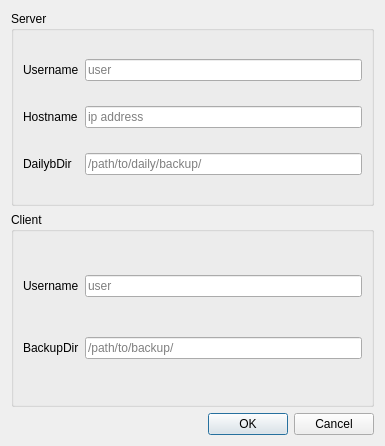
Old version of the form configdialog.ui in the repository aeternesatiatus/SafeSync.
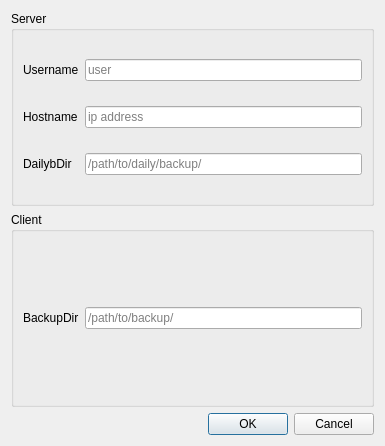
New version of the form. Icons and pictures are not drawn.

```diff
--- a/configdialog.ui
+++ b/configdialog.ui
@@ -1321,17 +1321,7 @@
       <string>Client</string>
      </property>
      <layout class="QGridLayout" name="gridLayout_6">
-      <item row="0" column="0">
-       <widget class="QLabel" name="userLabel_2">
-        <property name="text">
-         <string>Username</string>
-        </property>
-        <property name="alignment">
-         <set>Qt::AlignLeading|Qt::AlignLeft|Qt::AlignVCenter</set>
-        </property>
-       </widget>
-      </item>
-      <item row="2" column="0">
+      <item row="1" column="0">
        <widget class="QLabel" name="userLabel_3">
         <property name="text">
          <string>BackupDir</string>
@@ -1341,14 +1331,7 @@
         </property>
        </widget>
       </item>
-      <item row="0" column="1">
-       <widget class="QLineEdit" name="clientUserLine">
-        <property name="placeholderText">
-         <string>user</string>
-        </property>
-       </widget>
-      </item>
-      <item row="2" column="1">
+      <item row="1" column="1">
        <widget class="QLineEdit" name="clientBackupLine">
         <property name="placeholderText">
          <string>/path/to/backup/</string>
```
